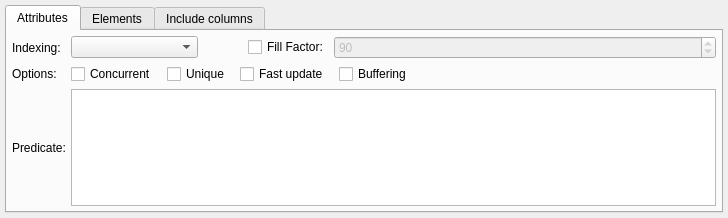
Before: the Qt Designer form libs/libgui/ui/dbobjects/indexwidget.ui in pgmodeler/pgmodeler, drawn with Qt 5.
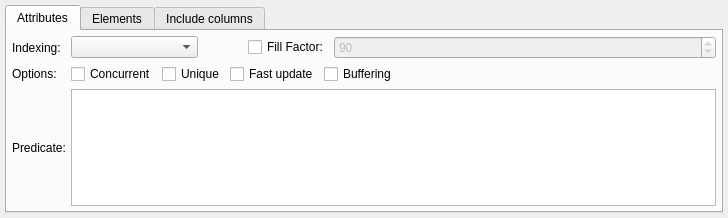
After: the same form once the commit is applied.

```diff
--- a/libs/libgui/ui/dbobjects/indexwidget.ui
+++ b/libs/libgui/ui/dbobjects/indexwidget.ui
@@ -30,7 +30,7 @@
     <number>5</number>
    </property>
    <property name="spacing">
-    <number>10</number>
+    <number>5</number>
    </property>
    <item row="0" column="0">
     <widget class="QTabWidget" name="attributes_tbw">
@@ -201,7 +201,7 @@
        <item row="1" column="1" colspan="4">
         <layout class="QHBoxLayout" name="horizontalLayout_2">
          <property name="spacing">
-          <number>10</number>
+          <number>5</number>
          </property>
          <item>
           <widget class="QCheckBox" name="concurrent_chk">
```
